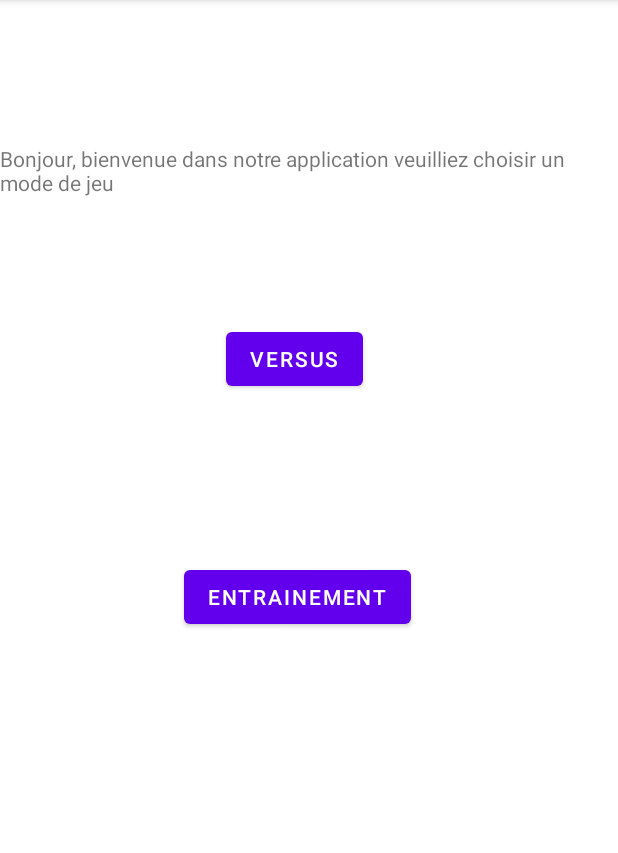
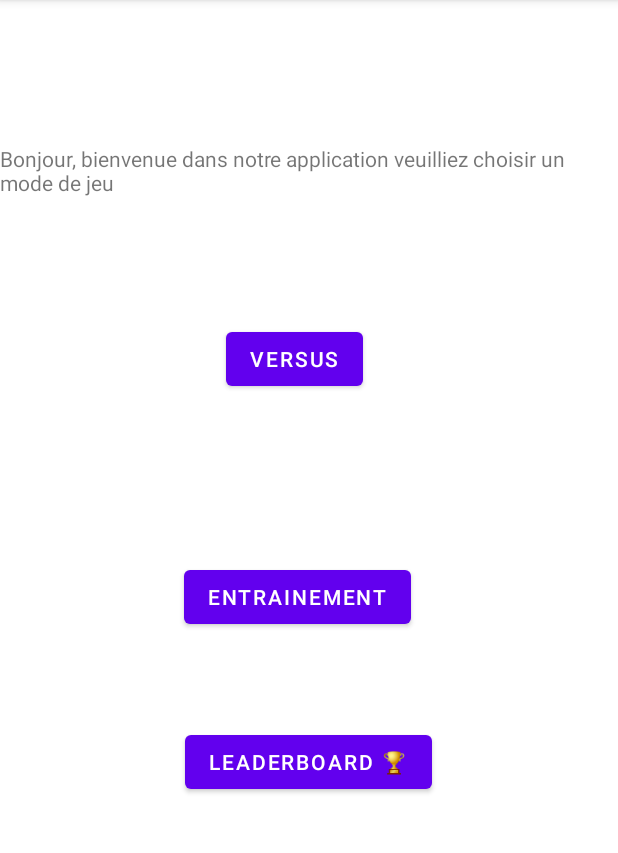
Before and after one commit to MariusLD/PROJETPROGM, an Android app built with Jetpack Compose: the screen it shows after launch (MainActivity), on a phone screen of 412 x 824 dp, the part 84-937 px from its top. Run offline under Robolectric (Android 15) with nearby library versions, the phone set to English and light mode, and no system bars.

Commit message:
Players will have PB for UdderGame & CutWheat push to DB + Leaderboard button added to main page

```diff
--- a/app/src/main/java/com/example/progmprojet/MainActivity.kt
+++ b/app/src/main/java/com/example/progmprojet/MainActivity.kt
@@ -27,6 +27,7 @@ class MainActivity : AppCompatActivity() {
         minijeux= minijeux.shuffled() as ArrayList<Class<*>>
         val quizz : Intent =  Intent(this,TapTaupe::class.java)
         val button: Button = findViewById(R.id.button)
+        val leaderboard: Button = findViewById(R.id.leaderboard)
 
         var getResult =
             registerForActivityResult(
@@ -43,5 +44,11 @@ class MainActivity : AppCompatActivity() {
                 getResult.launch(Intent(this,minijeux.get(i)))
             }
         }
+
+        leaderboard.setOnClickListener{
+            // Start Activity Leaderboard
+            val intent = Intent(this, Leaderboard::class.java)
+            startActivity(intent)
+        }
     }
 }
--- a/app/src/main/res/layout/activity_main.xml
+++ b/app/src/main/res/layout/activity_main.xml
@@ -31,6 +31,18 @@
         app:layout_constraintStart_toStartOf="parent"
         app:layout_constraintTop_toBottomOf="@+id/textView2" />
 
+    <Button
+        android:id="@+id/leaderboard"
+        android:layout_width="wrap_content"
+        android:layout_height="wrap_content"
+        android:text="Leaderboard 🏆"
+        app:layout_constraintBottom_toBottomOf="parent"
+        app:layout_constraintEnd_toEndOf="parent"
+        app:layout_constraintHorizontal_bias="0.498"
+        app:layout_constraintStart_toStartOf="parent"
+        app:layout_constraintTop_toBottomOf="@+id/button"
+        app:layout_constraintVertical_bias="0.209" />
+
     <TextView
         android:id="@+id/textView2"
         android:layout_width="wrap_content"
```
Also changed, not shown: app/src/main/AndroidManifest.xml (+21 -17 lines), app/src/main/java/com/example/progmprojet/CutBle.kt (+40 -14 lines), app/src/main/java/com/example/progmprojet/Leaderboard.kt (added, +22 -0 lines), app/src/main/java/com/example/progmprojet/PieGame.kt (+30 -3 lines), app/src/main/res/layout/activity_leaderboard.xml (added, +22 -0 lines), 1 other file.
